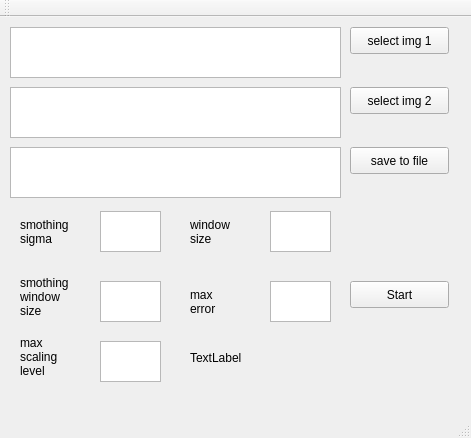
The window that mainwindow.ui (denzist/PyramidalLucasKanadeRefined) describes before a commit, drawn with Qt 5.
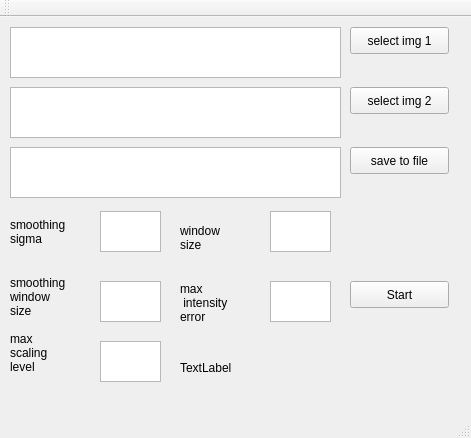
The same window after the commit.

Patch:
```diff
--- a/mainwindow.ui
+++ b/mainwindow.ui
@@ -100,14 +100,14 @@
    <widget class="QLabel" name="label">
     <property name="geometry">
      <rect>
-      <x>20</x>
+      <x>10</x>
       <y>194</y>
-      <width>71</width>
+      <width>81</width>
       <height>41</height>
      </rect>
     </property>
     <property name="text">
-     <string>smothing 
+     <string>smoothing 
 sigma</string>
     </property>
    </widget>
@@ -124,8 +124,8 @@
    <widget class="QLabel" name="label_3">
     <property name="geometry">
      <rect>
-      <x>190</x>
-      <y>194</y>
+      <x>180</x>
+      <y>200</y>
       <width>71</width>
       <height>41</height>
      </rect>
@@ -148,14 +148,14 @@
    <widget class="QLabel" name="label_2">
     <property name="geometry">
      <rect>
-      <x>20</x>
+      <x>10</x>
       <y>254</y>
-      <width>71</width>
+      <width>81</width>
       <height>51</height>
      </rect>
     </property>
     <property name="text">
-     <string>smothing 
+     <string>smoothing 
 window 
 size</string>
     </property>
@@ -173,14 +173,15 @@
    <widget class="QLabel" name="label_4">
     <property name="geometry">
      <rect>
-      <x>190</x>
-      <y>264</y>
-      <width>71</width>
-      <height>41</height>
+      <x>180</x>
+      <y>260</y>
+      <width>81</width>
+      <height>51</height>
      </rect>
     </property>
     <property name="text">
-     <string>max 
+     <string>max
+ intensity 
 error</string>
     </property>
    </widget>
@@ -197,8 +198,8 @@
    <widget class="QLabel" name="label_5">
     <property name="geometry">
      <rect>
-      <x>20</x>
-      <y>314</y>
+      <x>10</x>
+      <y>310</y>
       <width>71</width>
       <height>51</height>
      </rect>
@@ -222,8 +223,8 @@
    <widget class="QLabel" name="state">
     <property name="geometry">
      <rect>
-      <x>190</x>
-      <y>310</y>
+      <x>180</x>
+      <y>320</y>
       <width>251</width>
       <height>61</height>
      </rect>
```
